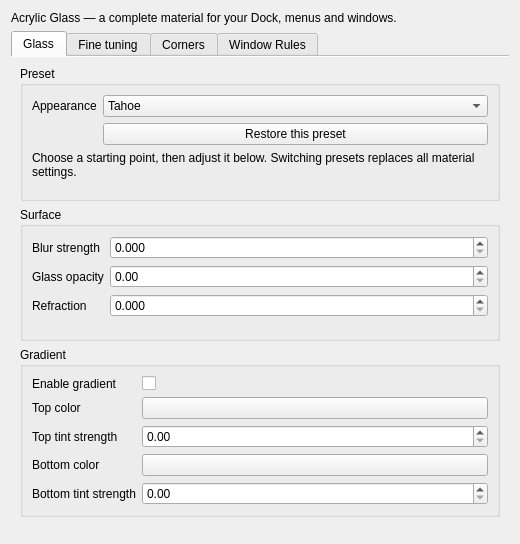
RoxasYTB/macos-tahoe-liquid-kde, file src/offline/kwin-effects/acrylic-glass/src/kcm/config.ui: the form before one commit.
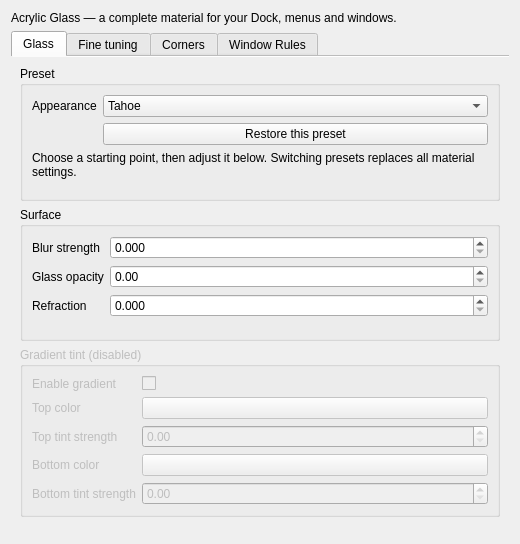
The form after the commit. Custom widgets are drawn as their Qt base class.

Commit message: fix(kcm): mark glass tint controls inactive

What changed in the file:
```diff
--- a/src/offline/kwin-effects/acrylic-glass/src/kcm/config.ui
+++ b/src/offline/kwin-effects/acrylic-glass/src/kcm/config.ui
@@ -171,7 +171,13 @@
        <item>
         <widget class="QGroupBox" name="gradientGroup">
          <property name="title">
-          <string>Gradient</string>
+          <string>Gradient tint (disabled)</string>
+         </property>
+         <property name="toolTip">
+          <string>Live glass preserves the colors of the current scene. Gradient tint is disabled to avoid recoloring app content.</string>
+         </property>
+         <property name="enabled">
+          <bool>false</bool>
          </property>
          <layout class="QFormLayout" name="gradientGroupForm">
           <item row="0" column="0">
```
